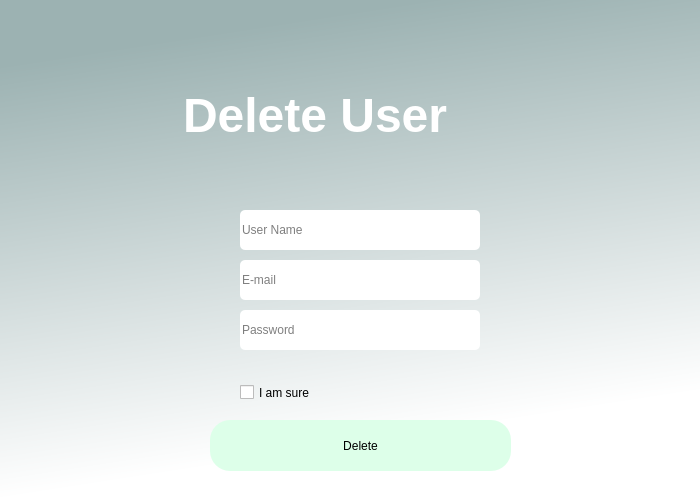
Igna11/billetera, file guicore/delete_user_screen.ui: the form before one commit.
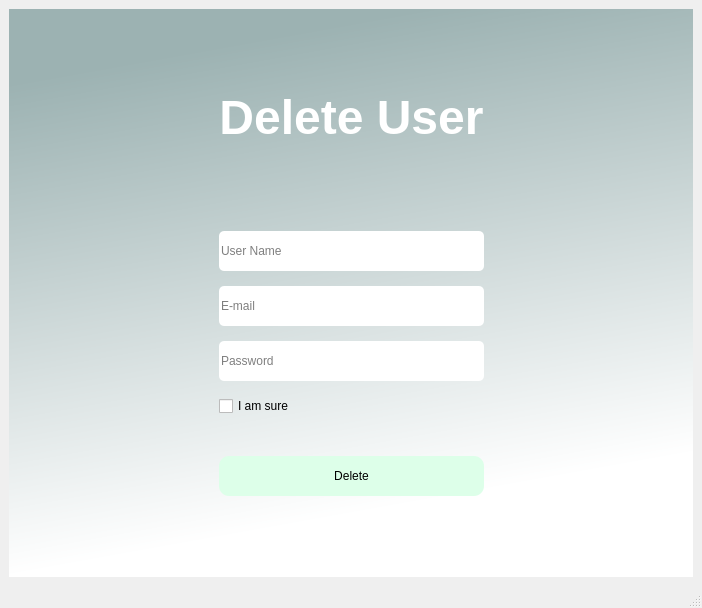
The form after the commit.

```diff
--- a/guicore/delete_user_screen.ui
+++ b/guicore/delete_user_screen.ui
@@ -1,81 +1,94 @@
 <?xml version="1.0" encoding="UTF-8"?>
 <ui version="4.0">
- <class>BilleteraApp</class>
- <widget class="QDialog" name="BilleteraApp">
+ <class>MainWindow</class>
+ <widget class="QMainWindow" name="MainWindow">
   <property name="geometry">
    <rect>
     <x>0</x>
     <y>0</y>
-    <width>700</width>
-    <height>500</height>
+    <width>702</width>
+    <height>608</height>
    </rect>
   </property>
   <property name="windowTitle">
    <string>Dialog</string>
   </property>
-  <property name="sizeGripEnabled">
-   <bool>false</bool>
+  <property name="windowOpacity">
+   <double>1.000000000000000</double>
   </property>
-  <property name="modal">
-   <bool>false</bool>
-  </property>
-  <widget class="QWidget" name="widget" native="true">
-   <property name="geometry">
-    <rect>
-     <x>0</x>
-     <y>0</y>
-     <width>700</width>
-     <height>500</height>
-    </rect>
-   </property>
+  <widget class="QWidget" name="centralwidget">
+   <layout class="QHBoxLayout" name="horizontalLayout">
+    <item>
+     <widget class="QWidget" name="verticalWidget" native="true">
    <property name="styleSheet">
-    <string notr="true">QWidget#widget{
+       <string notr="true">QWidget#verticalWidget{
 background-color:qlineargradient(spread:pad, x1:0, y1:0, x2:0.207, y2:0.954545, stop:0.132159 rgba(156, 178, 178, 255), stop:1 rgba(255, 255, 255, 255))}</string>
    </property>
+      <layout class="QHBoxLayout" name="horizontalLayout_3">
+       <item>
+        <spacer name="horizontalSpacer">
+         <property name="orientation">
+          <enum>Qt::Horizontal</enum>
+         </property>
+         <property name="sizeHint" stdset="0">
+          <size>
+           <width>40</width>
+           <height>20</height>
+          </size>
+         </property>
+        </spacer>
+       </item>
+       <item>
+        <layout class="QVBoxLayout" name="verticalLayout_2">
+         <property name="spacing">
+          <number>15</number>
+         </property>
+         <item>
+          <spacer name="verticalSpacer_2">
+           <property name="orientation">
+            <enum>Qt::Vertical</enum>
+           </property>
+           <property name="sizeHint" stdset="0">
+            <size>
+             <width>20</width>
+             <height>40</height>
+            </size>
+           </property>
+          </spacer>
+         </item>
+         <item>
    <widget class="QLabel" name="label">
-    <property name="geometry">
-     <rect>
-      <x>183</x>
-      <y>80</y>
-      <width>430</width>
-      <height>71</height>
-     </rect>
-    </property>
     <property name="text">
-     <string>&lt;html&gt;&lt;head/&gt;&lt;body&gt;&lt;p&gt;&lt;span style=&quot; font-size:36pt; font-weight:600; color:#ffffff;&quot;&gt;Delete User&lt;/span&gt;&lt;/p&gt;&lt;/body&gt;&lt;/html&gt;</string>
-    </property>
-   </widget>
-   <widget class="QPushButton" name="delete_user_button">
-    <property name="geometry">
-     <rect>
-      <x>210</x>
-      <y>420</y>
-      <width>301</width>
-      <height>51</height>
-     </rect>
-    </property>
-    <property name="cursor">
-     <cursorShape>PointingHandCursor</cursorShape>
-    </property>
-    <property name="mouseTracking">
-     <bool>false</bool>
-    </property>
-    <property name="styleSheet">
-     <string notr="true">border-radius:20px;
-background-color:rgb(221, 255, 233);</string>
-    </property>
-    <property name="text">
-     <string>Delete</string>
-    </property>
-   </widget>
+            <string>&lt;html&gt;&lt;head/&gt;&lt;body&gt;&lt;p align=&quot;center&quot;&gt;&lt;span style=&quot; font-size:36pt; font-weight:600; color:#ffffff;&quot;&gt;Delete User&lt;/span&gt;&lt;/p&gt;&lt;/body&gt;&lt;/html&gt;</string>
+           </property>
+          </widget>
+         </item>
+         <item>
+          <spacer name="verticalSpacer_3">
+           <property name="orientation">
+            <enum>Qt::Vertical</enum>
+           </property>
+           <property name="sizeHint" stdset="0">
+            <size>
+             <width>20</width>
+             <height>20</height>
+            </size>
+           </property>
+          </spacer>
+         </item>
+         <item>
    <widget class="QLineEdit" name="user_name_line">
-    <property name="geometry">
-     <rect>
-      <x>240</x>
-      <y>210</y>
-      <width>240</width>
+           <property name="minimumSize">
+            <size>
+             <width>0</width>
       <height>40</height>
-     </rect>
+            </size>
+           </property>
+           <property name="maximumSize">
+            <size>
+             <width>16777215</width>
+             <height>40</height>
+            </size>
     </property>
     <property name="toolTip">
      <string/>
@@ -95,14 +108,20 @@
      <string>User Name</string>
     </property>
    </widget>
+         </item>
+         <item>
    <widget class="QLineEdit" name="email_line">
-    <property name="geometry">
-     <rect>
-      <x>240</x>
-      <y>260</y>
-      <width>240</width>
+           <property name="minimumSize">
+            <size>
+             <width>0</width>
       <height>40</height>
-     </rect>
+            </size>
+           </property>
+           <property name="maximumSize">
+            <size>
+             <width>16777215</width>
+             <height>40</height>
+            </size>
     </property>
     <property name="toolTip">
      <string/>
@@ -125,14 +144,20 @@
      <string>E-mail</string>
     </property>
    </widget>
+         </item>
+         <item>
    <widget class="QLineEdit" name="password_line">
-    <property name="geometry">
-     <rect>
-      <x>240</x>
-      <y>310</y>
-      <width>240</width>
+           <property name="minimumSize">
+            <size>
+             <width>0</width>
       <height>40</height>
-     </rect>
+            </size>
+           </property>
+           <property name="maximumSize">
+            <size>
+             <width>16777215</width>
+             <height>40</height>
+            </size>
     </property>
     <property name="toolTip">
      <string/>
@@ -152,48 +177,101 @@
      <string>Password</string>
     </property>
    </widget>
+         </item>
+         <item>
    <widget class="QCheckBox" name="confirmation_box">
-    <property name="geometry">
-     <rect>
-      <x>240</x>
-      <y>380</y>
-      <width>106</width>
-      <height>25</height>
-     </rect>
-    </property>
     <property name="text">
      <string>I am sure</string>
     </property>
    </widget>
+         </item>
+         <item>
    <widget class="QLabel" name="delete_label">
+           <property name="maximumSize">
+            <size>
+             <width>16777215</width>
+             <height>15</height>
+            </size>
+           </property>
+           <property name="font">
+            <font>
+             <pointsize>7</pointsize>
+             <italic>true</italic>
+            </font>
+           </property>
+           <property name="text">
+            <string/>
+           </property>
+          </widget>
+         </item>
+         <item>
+          <widget class="QPushButton" name="delete_user_button">
+           <property name="minimumSize">
+            <size>
+             <width>0</width>
+             <height>40</height>
+            </size>
+           </property>
+           <property name="cursor">
+            <cursorShape>PointingHandCursor</cursorShape>
+           </property>
+           <property name="mouseTracking">
+            <bool>false</bool>
+           </property>
+           <property name="styleSheet">
+            <string notr="true">border-radius:10px;
+background-color:rgb(221, 255, 233);</string>
+           </property>
+           <property name="text">
+            <string>Delete</string>
+           </property>
+          </widget>
+         </item>
+         <item>
+          <spacer name="verticalSpacer">
+           <property name="orientation">
+            <enum>Qt::Vertical</enum>
+           </property>
+           <property name="sizeHint" stdset="0">
+            <size>
+             <width>20</width>
+             <height>40</height>
+            </size>
+           </property>
+          </spacer>
+         </item>
+        </layout>
+       </item>
+       <item>
+        <spacer name="horizontalSpacer_2">
+         <property name="orientation">
+          <enum>Qt::Horizontal</enum>
+         </property>
+         <property name="sizeHint" stdset="0">
+          <size>
+           <width>40</width>
+           <height>20</height>
+          </size>
+         </property>
+        </spacer>
+       </item>
+      </layout>
+     </widget>
+    </item>
+   </layout>
+  </widget>
+  <widget class="QMenuBar" name="menubar">
     <property name="geometry">
      <rect>
-      <x>242</x>
-      <y>360</y>
-      <width>270</width>
-      <height>20</height>
-     </rect>
-    </property>
-    <property name="text">
-     <string/>
-    </property>
-   </widget>
-   <zorder>email_line</zorder>
-   <zorder>password_line</zorder>
-   <zorder>user_name_line</zorder>
-   <zorder>label</zorder>
-   <zorder>delete_user_button</zorder>
-   <zorder>confirmation_box</zorder>
-   <zorder>delete_label</zorder>
-  </widget>
- </widget>
- <tabstops>
-  <tabstop>user_name_line</tabstop>
-  <tabstop>email_line</tabstop>
-  <tabstop>password_line</tabstop>
-  <tabstop>confirmation_box</tabstop>
-  <tabstop>delete_user_button</tabstop>
- </tabstops>
+     <x>0</x>
+     <y>0</y>
+     <width>702</width>
+     <height>26</height>
+    </rect>
+   </property>
+  </widget>
+  <widget class="QStatusBar" name="statusbar"/>
+ </widget>
  <resources/>
  <connections/>
 </ui>
```
Left out of the diff: 2 changed lines with no effect on the pictures. Lines whose indentation alone changed are shown as unchanged.
